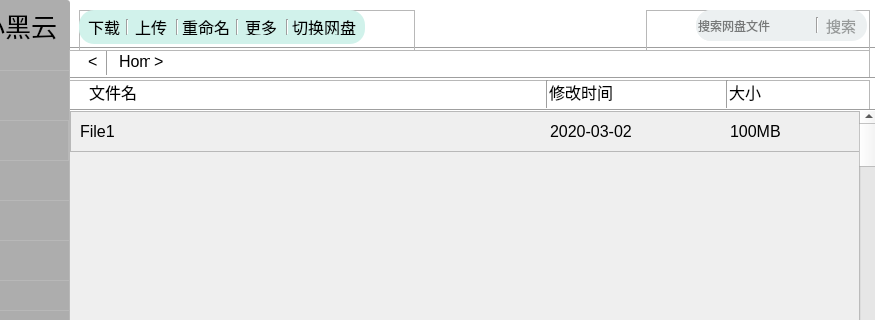
First picture: the form in SBCclient.ui, repository aibotez/SBCClientV2, before the edit; both pictures show x 91 to 966 and y 0 to 320 of the 966 by 650 pixel window.
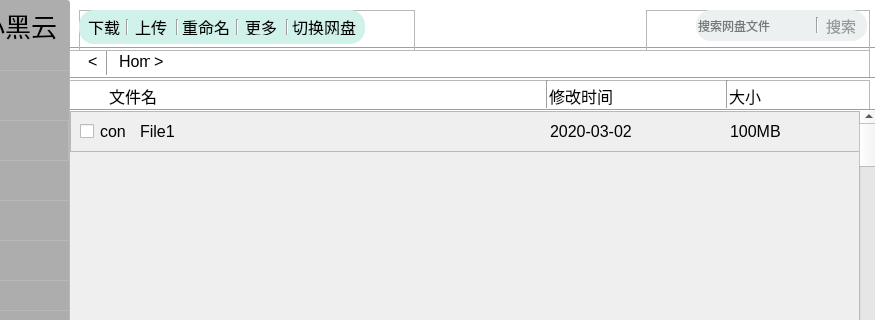
Second picture: the form after the edit. Icons and pictures are not drawn.

```diff
--- a/SBCclient.ui
+++ b/SBCclient.ui
@@ -403,9 +403,9 @@
       <widget class="QLabel" name="label_23">
        <property name="geometry">
         <rect>
-         <x>10</x>
+         <x>70</x>
          <y>0</y>
-         <width>451</width>
+         <width>391</width>
          <height>41</height>
         </rect>
        </property>
@@ -439,6 +439,32 @@
         <string>100MB</string>
        </property>
       </widget>
+      <widget class="QCheckBox" name="checkBox">
+       <property name="geometry">
+        <rect>
+         <x>10</x>
+         <y>0</y>
+         <width>16</width>
+         <height>41</height>
+        </rect>
+       </property>
+       <property name="text">
+        <string/>
+       </property>
+      </widget>
+      <widget class="QLabel" name="label_26">
+       <property name="geometry">
+        <rect>
+         <x>30</x>
+         <y>0</y>
+         <width>31</width>
+         <height>41</height>
+        </rect>
+       </property>
+       <property name="text">
+        <string>con</string>
+       </property>
+      </widget>
      </widget>
     </widget>
    </widget>
@@ -848,10 +874,10 @@
     <widget class="QLabel" name="label_20">
      <property name="geometry">
       <rect>
-       <x>20</x>
+       <x>40</x>
        <y>0</y>
        <width>51</width>
-       <height>23</height>
+       <height>31</height>
       </rect>
      </property>
      <property name="text">
@@ -877,7 +903,7 @@
        <x>480</x>
        <y>0</y>
        <width>71</width>
-       <height>23</height>
+       <height>31</height>
       </rect>
      </property>
      <property name="text">
@@ -903,7 +929,7 @@
        <x>660</x>
        <y>0</y>
        <width>51</width>
-       <height>23</height>
+       <height>31</height>
       </rect>
      </property>
      <property name="text">
```
